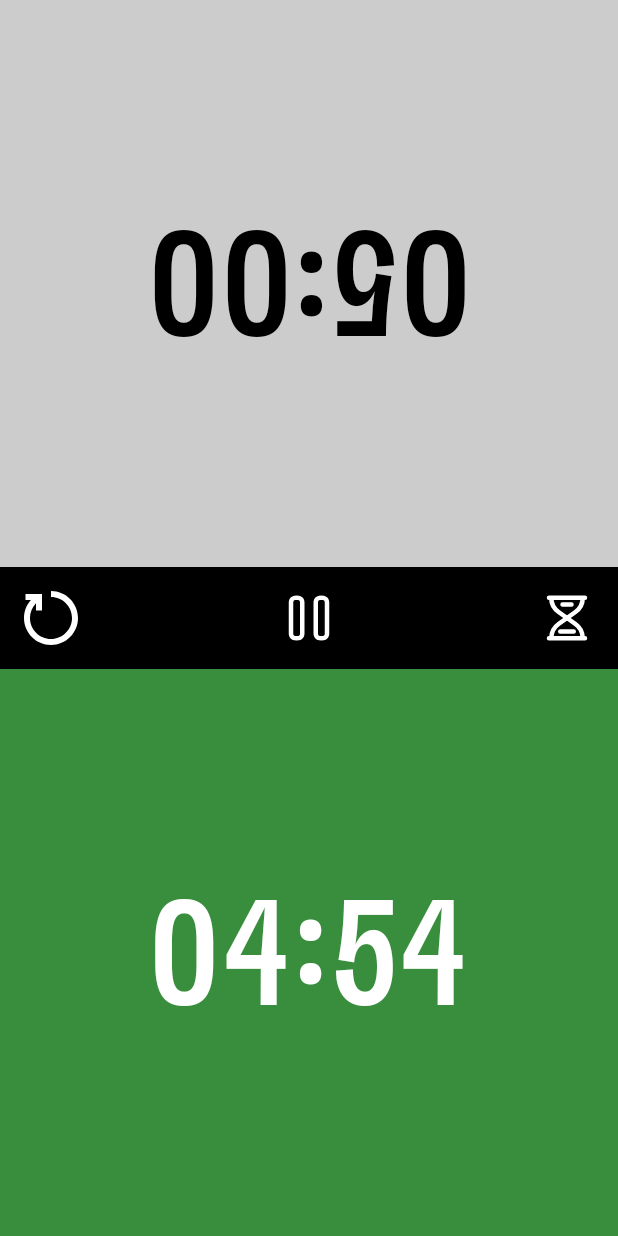
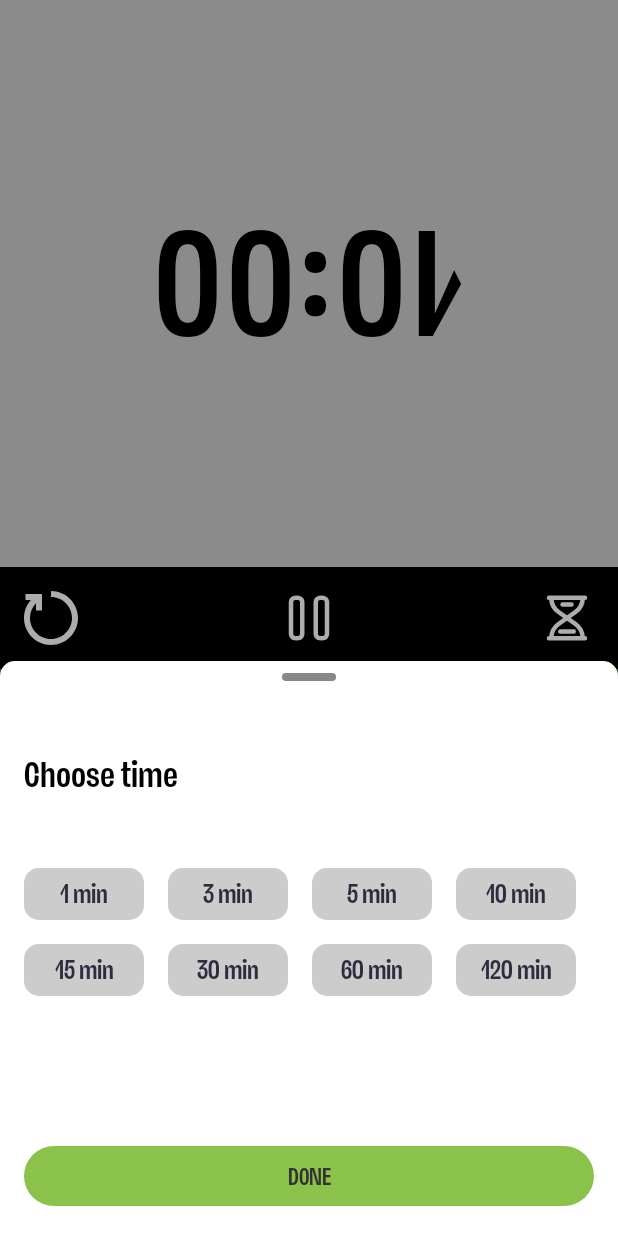
Before and after one commit to artwil94/chess-timer, an Android app built with Jetpack Compose: the screen it shows after launch (MainActivity), after a tap on "reset", on a phone screen of 412 x 824 dp. Run offline under Robolectric (Android 15) with nearby library versions, the light colour scheme and no system bars; our stand-ins replace accompanist; 3 other taps on this screen came first.

Commit message:
Added bottom sheet with time settings.

```diff
--- a/app/build.gradle.kts
+++ b/app/build.gradle.kts
@@ -63,6 +63,7 @@ dependencies {
     implementation(libs.navigation.compose)
     implementation(libs.kotlinx.serialization.json)
     implementation(libs.accompanist.systemuicontroller)
+    implementation(libs.compose.material)
     testImplementation(libs.junit)
     androidTestImplementation(libs.androidx.junit)
     androidTestImplementation(libs.androidx.espresso.core)
--- /dev/null
+++ b/app/src/main/java/com/example/chesstimer/composable/BottomSheetHandle.kt
@@ -0,0 +1,29 @@
+package com.example.chesstimer.composable
+
+import androidx.compose.foundation.background
+import androidx.compose.foundation.layout.Box
+import androidx.compose.foundation.layout.ColumnScope
+import androidx.compose.foundation.layout.height
+import androidx.compose.foundation.layout.padding
+import androidx.compose.foundation.layout.width
+import androidx.compose.foundation.shape.RoundedCornerShape
+import androidx.compose.runtime.Composable
+import androidx.compose.ui.Alignment
+import androidx.compose.ui.Modifier
+import androidx.compose.ui.graphics.Color
+import androidx.compose.ui.unit.dp
+
+@Composable
+fun ColumnScope.BottomSheetHandle() {
+    Box(
+        modifier = Modifier
+            .padding(0.dp)
+            .width(36.dp)
+            .height(5.dp)
+            .background(
+                color = Color.Gray,
+                shape = RoundedCornerShape(size = 2.5.dp)
+            )
+            .align(Alignment.CenterHorizontally)
+    )
+}
--- /dev/null
+++ b/app/src/main/java/com/example/chesstimer/composable/Buttons.kt
@@ -0,0 +1,60 @@
+package com.example.chesstimer.composable
+
+import androidx.annotation.DrawableRes
+import androidx.compose.foundation.layout.PaddingValues
+import androidx.compose.foundation.layout.Row
+import androidx.compose.foundation.layout.Spacer
+import androidx.compose.foundation.layout.fillMaxWidth
+import androidx.compose.foundation.layout.height
+import androidx.compose.foundation.layout.width
+import androidx.compose.material3.Button
+import androidx.compose.material3.ButtonDefaults
+import androidx.compose.material3.Icon
+import androidx.compose.material3.Text
+import androidx.compose.runtime.Composable
+import androidx.compose.ui.Alignment
+import androidx.compose.ui.Modifier
+import androidx.compose.ui.graphics.Color
+import androidx.compose.ui.res.painterResource
+import androidx.compose.ui.unit.dp
+import com.example.chesstimer.ui.theme.ChessTheme
+
+@Composable
+fun ActionButton(
+    modifier: Modifier = Modifier,
+    text: String,
+    color: Color = ChessTheme.ctColors.actionButton,
+    inverted: Boolean = false,
+    @DrawableRes leadingIcon: Int? = null,
+    onClick: () -> Unit,
+) {
+    Button(
+        onClick = { onClick.invoke() },
+        modifier = modifier
+            .fillMaxWidth()
+            .height(40.dp)
+            .then(modifier),
+        colors = ButtonDefaults.buttonColors(color),
+        contentPadding = PaddingValues(
+            start = 16.dp,
+            top = 8.dp,
+            end = 16.dp,
+            bottom = 8.dp
+        ),
+    ) {
+        Row(verticalAlignment = Alignment.CenterVertically) {
+            if (leadingIcon != null) {
+                Icon(
+                    painter = painterResource(id = leadingIcon),
+                    contentDescription = "",
+                    tint = Color.Black
+                )
+                Spacer(modifier = Modifier.width(ChessTheme.ctDimensions.paddingXs))
+            }
+            Text(
+                text = text.uppercase(),
+                style = ChessTheme.ctTypography.actionButton
+            )
+        }
+    }
+}
--- /dev/null
+++ b/app/src/main/java/com/example/chesstimer/composable/TimeBottomSheet.kt
@@ -0,0 +1,94 @@
+package com.example.chesstimer.composable
+
+import androidx.compose.foundation.layout.Arrangement
+import androidx.compose.foundation.layout.Column
+import androidx.compose.foundation.layout.ExperimentalLayoutApi
+import androidx.compose.foundation.layout.FlowRow
+import androidx.compose.foundation.layout.Spacer
+import androidx.compose.foundation.layout.WindowInsets
+import androidx.compose.foundation.layout.fillMaxWidth
+import androidx.compose.foundation.layout.height
+import androidx.compose.foundation.layout.navigationBars
+import androidx.compose.foundation.layout.padding
+import androidx.compose.foundation.layout.windowInsetsPadding
+import androidx.compose.material.ExperimentalMaterialApi
+import androidx.compose.material.ModalBottomSheetLayout
+import androidx.compose.material.ModalBottomSheetState
+import androidx.compose.material3.Text
+import androidx.compose.runtime.Composable
+import androidx.compose.runtime.mutableIntStateOf
+import androidx.compose.runtime.remember
+import androidx.compose.runtime.rememberCoroutineScope
+import androidx.compose.ui.Alignment
+import androidx.compose.ui.Modifier
+import androidx.compose.ui.res.stringResource
+import androidx.compose.ui.unit.dp
+import com.example.chesstimer.R
+import com.example.chesstimer.ui.theme.ChessTheme
+import kotlinx.coroutines.launch
+
+@ExperimentalLayoutApi
+@ExperimentalMaterialApi
+@Composable
+fun TimeBottomSheet(
+    title: String,
+    times: List<Int>,
+    onDone: (Int) -> Unit,
+    bottomSheetState: ModalBottomSheetState,
+) {
+    val coroutine = rememberCoroutineScope()
+    val selectedTimeIndex = remember { mutableIntStateOf(-1) }
+    ModalBottomSheetLayout(
+        sheetState = bottomSheetState,
+        sheetShape = ChessTheme.ctShapes.bottomSheet,
+        sheetContent = {
+            Column(
+                modifier = Modifier
+                    .fillMaxWidth()
+                    .windowInsetsPadding(WindowInsets.navigationBars)
+                    .padding(
+                        start = ChessTheme.ctDimensions.padding,
+                        end = ChessTheme.ctDimensions.padding
+                    ),
+                horizontalAlignment = Alignment.CenterHorizontally
+            ) {
+                Spacer(modifier = Modifier.height(ChessTheme.ctDimensions.paddingS))
+                BottomSheetHandle()
+                Spacer(modifier = Modifier.height(ChessTheme.ctDimensions.dialogPadding))
+                Text(
+                    modifier = Modifier.align(Alignment.Start),
+                    text = title,
+                    style = ChessTheme.ctTypography.timeBottomSheetTitle
+                )
+                Spacer(modifier = Modifier.height(ChessTheme.ctDimensions.dialogPadding))
+                FlowRow(
+                    modifier = Modifier.fillMaxWidth(),
+                    horizontalArrangement = Arrangement.spacedBy(ChessTheme.ctDimensions.padding),
+                    verticalArrangement = Arrangement.spacedBy(ChessTheme.ctDimensions.padding),
+                ) {
+                    times.forEachIndexed { index, time ->
+                        TimePill(
+                            text = stringResource(id = R.string.time_pill_min, time),
+                            selected = selectedTimeIndex.intValue == index,
+                            onClick = {
+                                selectedTimeIndex.intValue = index
+                            }
+                        )
+                    }
+                }
+                Spacer(modifier = Modifier.height(100.dp))
+                ActionButton(
+                    text = "Done",
+                    onClick = {
+                        onDone.invoke(selectedTimeIndex.intValue)
+                        coroutine.launch {
+                            bottomSheetState.hide()
+                        }
+                    }
+                )
+                Spacer(modifier = Modifier.height(ChessTheme.ctDimensions.paddingMedium))
+            }
+        }
+    ) {
+    }
+}
--- /dev/null
+++ b/app/src/main/java/com/example/chesstimer/composable/TimePill.kt
@@ -0,0 +1,52 @@
+package com.example.chesstimer.composable
+
+import androidx.compose.foundation.background
+import androidx.compose.foundation.clickable
+import androidx.compose.foundation.layout.Box
+import androidx.compose.foundation.layout.padding
+import androidx.compose.foundation.layout.width
+import androidx.compose.material3.Text
+import androidx.compose.runtime.Composable
+import androidx.compose.ui.Alignment
+import androidx.compose.ui.Modifier
+import androidx.compose.ui.graphics.Color
+import androidx.compose.ui.tooling.preview.Preview
+import androidx.compose.ui.unit.dp
+import com.example.chesstimer.ui.theme.ChessTheme
+
+@Preview(showBackground = true, backgroundColor = 0xFFFFFF)
+@Composable
+fun TimePillPreview() {
+    TimePill(text = "5:00")
+}
+
+@Composable
+fun TimePill(
+    text: String,
+    selected: Boolean = false,
+    onClick: () -> Unit = {}
+) {
+    Box(
+        modifier = Modifier
+            .width(80.dp)
+            .background(
+                color = if (selected) ChessTheme.ctColors.actionButton else Color.LightGray,
+                shape = ChessTheme.ctShapes.timePill2
+            )
+            .clickable {
+                onClick.invoke()
+            },
+        contentAlignment = Alignment.Center
+    ) {
+        Text(
+            modifier = Modifier.padding(
+                start = ChessTheme.ctDimensions.padding,
+                end = ChessTheme.ctDimensions.padding,
+                top = ChessTheme.ctDimensions.paddingS,
+                bottom = ChessTheme.ctDimensions.paddingS
+            ),
+            text = text,
+            style = ChessTheme.ctTypography.timePill
+        )
+    }
+}
--- a/app/src/main/java/com/example/chesstimer/home/HomeScreen.kt
+++ b/app/src/main/java/com/example/chesstimer/home/HomeScreen.kt
@@ -6,17 +6,23 @@ import androidx.compose.foundation.clickable
 import androidx.compose.foundation.layout.Arrangement
 import androidx.compose.foundation.layout.Box
 import androidx.compose.foundation.layout.Column
+import androidx.compose.foundation.layout.ExperimentalLayoutApi
 import androidx.compose.foundation.layout.Row
 import androidx.compose.foundation.layout.fillMaxSize
 import androidx.compose.foundation.layout.fillMaxWidth
 import androidx.compose.foundation.layout.padding
+import androidx.compose.material.ExperimentalMaterialApi
+import androidx.compose.material.ModalBottomSheetValue
+import androidx.compose.material.rememberModalBottomSheetState
 import androidx.compose.material3.Icon
 import androidx.compose.material3.Text
 import androidx.compose.runtime.Composable
 import androidx.compose.runtime.LaunchedEffect
 import androidx.compose.runtime.getValue
+import androidx.compose.runtime.mutableIntStateOf
 import androidx.compose.runtime.mutableStateOf
 import androidx.compose.runtime.remember
+import androidx.compose.runtime.rememberCoroutineScope
 import androidx.compose.runtime.setValue
 import androidx.compose.ui.Alignment
 import androidx.compose.ui.Modifier
@@ -27,17 +33,30 @@ import androidx.compose.ui.res.painterResource
 import androidx.compose.ui.res.stringResource
 import com.example.chesstimer.R
 import com.example.chesstimer.composable.ChangeSystemBarColor
+import com.example.chesstimer.composable.TimeBottomSheet
 import com.example.chesstimer.ui.theme.ChessTheme
 import kotlinx.coroutines.delay
+import kotlinx.coroutines.launch
 
+const val DEFAULT_TIME_PILL_INDEX = 3
+
+@ExperimentalLayoutApi
+@ExperimentalMaterialApi
 @Composable
 fun HomeScreen() {
-    var timeLeftPlayerFirst by remember { mutableStateOf(300) }
-    var timeLeftPlayerSecond by remember { mutableStateOf(300) }
+    val coroutine = rememberCoroutineScope()
+    val timesInt = listOf(1, 3, 5, 10, 15, 30, 60, 120)
+    val selectedTimeIndex = remember { mutableIntStateOf(DEFAULT_TIME_PILL_INDEX) }
+    var timeLeftPlayerFirst  by remember { mutableIntStateOf(timesInt[selectedTimeIndex.intValue] * 60) }
+    var timeLeftPlayerSecond by remember { mutableIntStateOf(timesInt[selectedTimeIndex.intValue] * 60) }
     var isPlayerFirstActive by remember { mutableStateOf(false) }
     var isTimerRunning by remember { mutableStateOf(false) }
     val context = LocalContext.current
     val mediaPlayer = remember { MediaPlayer.create(context, R.raw.clock_switch) }
+    val timeBottomSheet = rememberModalBottomSheetState(
+        initialValue = ModalBottomSheetValue.Hidden,
+        skipHalfExpanded = true
+    )
     ChangeSystemBarColor(
         statusBarColor = if (isPlayerFirstActive && isTimerRunning) ChessTheme.ctColors.timerActivated else Color.LightGray,
         navigationBarColor = if (!isPlayerFirstActive && isTimerRunning) ChessTheme.ctColors.timerActivated else Color.LightGray
@@ -100,6 +119,9 @@ fun HomeScreen() {
             )
             Icon(
                 modifier = Modifier.clickable {
+                    coroutine.launch {
+                        timeBottomSheet.show()
+                    }
                 },
                 painter = painterResource(id = R.drawable.ic_hourglass),
                 contentDescription = "reset",
@@ -124,10 +146,19 @@ fun HomeScreen() {
             )
         }
     }
+    TimeBottomSheet(
+        title = "Choose time",
+        times = timesInt,
+        bottomSheetState = timeBottomSheet,
+        onDone = { time ->
+            timeLeftPlayerFirst = timesInt[time] * 60
+            timeLeftPlayerSecond = timesInt[time] * 60
+        }
+    )
 }
 
 fun formatTime(seconds: Int): String {
     val minutes = seconds / 60
     val remainingSeconds = seconds % 60
-    return String.format("%02d:%02d", minutes, remainingSeconds)
+    return String.format("%2d:%02d", minutes, remainingSeconds)
 }
--- a/app/src/main/java/com/example/chesstimer/navigation/NavGraph.kt
+++ b/app/src/main/java/com/example/chesstimer/navigation/NavGraph.kt
@@ -1,5 +1,7 @@
 package com.example.chesstimer.navigation
 
+import androidx.compose.foundation.layout.ExperimentalLayoutApi
+import androidx.compose.material.ExperimentalMaterialApi
 import androidx.compose.material3.ExperimentalMaterial3Api
 import androidx.compose.runtime.Composable
 import androidx.navigation.NavHostController
@@ -7,6 +9,8 @@ import androidx.navigation.compose.NavHost
 import androidx.navigation.compose.composable
 import com.example.chesstimer.home.HomeScreen
 
+@ExperimentalMaterialApi
+@ExperimentalLayoutApi
 @ExperimentalMaterial3Api
 @Composable
 fun SetupNavGraph(
--- a/app/src/main/java/com/example/chesstimer/ui/theme/Theme.kt
+++ b/app/src/main/java/com/example/chesstimer/ui/theme/Theme.kt
@@ -3,6 +3,7 @@ package com.example.chesstimer.ui.theme
 import android.app.Activity
 import android.os.Build
 import androidx.compose.foundation.isSystemInDarkTheme
+import androidx.compose.foundation.shape.RoundedCornerShape
 import androidx.compose.material3.MaterialTheme
 import androidx.compose.material3.darkColorScheme
 import androidx.compose.material3.dynamicDarkColorScheme
@@ -11,6 +12,7 @@ import androidx.compose.material3.lightColorScheme
 import androidx.compose.runtime.Composable
 import androidx.compose.runtime.SideEffect
 import androidx.compose.ui.graphics.Color
+import androidx.compose.ui.graphics.Shape
 import androidx.compose.ui.graphics.toArgb
 import androidx.compose.ui.platform.LocalContext
 import androidx.compose.ui.platform.LocalView
@@ -87,6 +89,8 @@ object ChessTheme {
         @Composable get() = CtDimensions()
     val ctColors: CtColors
         @Composable get() = CtColors()
+    val ctShapes: CtShapes
+        @Composable get() = CtShapes()
 
 }
 
@@ -116,6 +120,26 @@ data class TmTypography(
         color = Color.White,
         letterSpacing = 5.sp
     ),
+    val timeBottomSheetTitle: TextStyle = TextStyle(
+        fontSize = 24.sp,
+        lineHeight = 28.sp,
+        fontFamily = ChessTheme.fonts.freigeistMedium,
+        fontWeight = FontWeight(550),
+        color = Color.Black
+    ),
+    val actionButton: TextStyle = TextStyle(
+        fontSize = 16.sp,
+        lineHeight = 22.sp,
+        fontFamily = ChessTheme.fonts.freigeistMedium,
+        fontWeight = FontWeight(550),
+        color = Color(0xFF333333),
+    ),
+    val timePill: TextStyle = TextStyle(
+        fontSize = 18.sp,
+        fontWeight = FontWeight(550),
+        color = Color(0xFF2E2D40),
+        fontFamily = ChessTheme.fonts.freigeistMedium
+    ),
 )
 
 data class Fonts(
@@ -140,4 +164,11 @@ data class CtDimensions(
 
 data class CtColors(
     val timerActivated: Color = Color(0xFF388E3C),
+    val actionButton: Color = Color(0xFF8BC34A),
 )
+
+data class CtShapes(
+    val bottomSheet: Shape = RoundedCornerShape(topStart = 10.dp, topEnd = 10.dp),
+    val timePill: Shape = RoundedCornerShape(size = 1000.dp),
+    val timePill2: Shape = RoundedCornerShape(size = 10.dp),
+)
--- /dev/null
+++ b/app/src/main/res/drawable/ic_blitz.xml
@@ -0,0 +1,5 @@
+<vector xmlns:android="http://schemas.android.com/apk/res/android" android:height="24dp" android:viewportHeight="24" android:viewportWidth="24" android:width="24dp">
+
+    <path android:fillColor="#000000" android:pathData="M18.82,9.18A2,2 0,0 0,17 8H15.19l1.33,-3.26a2,2 0,0 0,-0.19 -1.84A2.06,2.06 0,0 0,14.62 2H10.28A2,2 0,0 0,8.37 3.27l-3.23,8a2,2 0,0 0,0.2 1.83,2.06 2.06,0 0,0 1.71,0.9H9.81L8,20.74a1,1 0,0 0,0.5 1.15A1.12,1.12 0,0 0,9 22a1,1 0,0 0,0.76 -0.35l8.8,-10.37A2,2 0,0 0,18.82 9.18Z"/>
+
+</vector>
--- /dev/null
+++ b/app/src/main/res/drawable/ic_bullet.xml
@@ -0,0 +1,7 @@
+<vector xmlns:android="http://schemas.android.com/apk/res/android" android:height="24dp" android:viewportHeight="512" android:viewportWidth="512" android:width="24dp">
+
+    <path android:fillColor="#000000" android:pathData="M495.21,16.78c-44.13,-44.14 -188.3,5.88 -250.08,67.66S61.79,267.8 61.79,267.8l182.41,182.41c0,0 121.56,-121.58 183.36,-183.36C489.32,205.08 539.34,60.91 495.21,16.78z"/>
+
+    <path android:fillColor="#000000" android:pathData="M0.01,329.6l182.39,182.41l35.31,-35.31l-182.41,-182.41z"/>
+
+</vector>
--- /dev/null
+++ b/app/src/main/res/drawable/ic_rapid.xml
@@ -0,0 +1,5 @@
+<vector xmlns:android="http://schemas.android.com/apk/res/android" android:height="24dp" android:viewportHeight="24" android:viewportWidth="24" android:width="24dp">
+
+    <path android:fillColor="#00000000" android:pathData="M5.062,12C5.554,8.054 8.92,5 13,5C17.418,5 21,8.582 21,13C21,17.418 17.418,21 13,21H8M13,13V9M11,3H15M3,15H8M5,18H10" android:strokeColor="#000000" android:strokeLineCap="round" android:strokeLineJoin="round" android:strokeWidth="2"/>
+
+</vector>
--- a/app/src/main/res/values/strings.xml
+++ b/app/src/main/res/values/strings.xml
@@ -1,7 +1,10 @@
 <resources>
     <string name="app_name">Chess Timer</string>
+
+    <string name="time_pill_min">%d min</string>
 
     <string name="content_description_reset">Reset</string>
     <string name="content_description_play">Play</string>
     <string name="content_description_pause">Pause</string>
+    <string name="content_description_change_time">Change time</string>
 </resources>
--- a/gradle/libs.versions.toml
+++ b/gradle/libs.versions.toml
@@ -11,6 +11,7 @@ composeBom = "2023.08.00"
 composeNavigation = "2.8.0-alpha08"
 serialization = "1.6.3"
 accompanistVersion = "0.30.1"
+compose = "1.6.7"
 
 
 [libraries]
@@ -31,6 +32,7 @@ androidx-ui-test-junit4 = { group = "androidx.compose.ui", name = "ui-test-junit
 androidx-material3 = { group = "androidx.compose.material3", name = "material3" }
 navigation-compose = { module = "androidx.navigation:navigation-compose", version.ref = "composeNavigation" }
 kotlinx-serialization-json = { module = "org.jetbrains.kotlinx:kotlinx-serialization-json", version.ref = "serialization"}
+compose-material = { module = "androidx.compose.material:material", version.ref = "compose" }
 
 
 [plugins]
```
